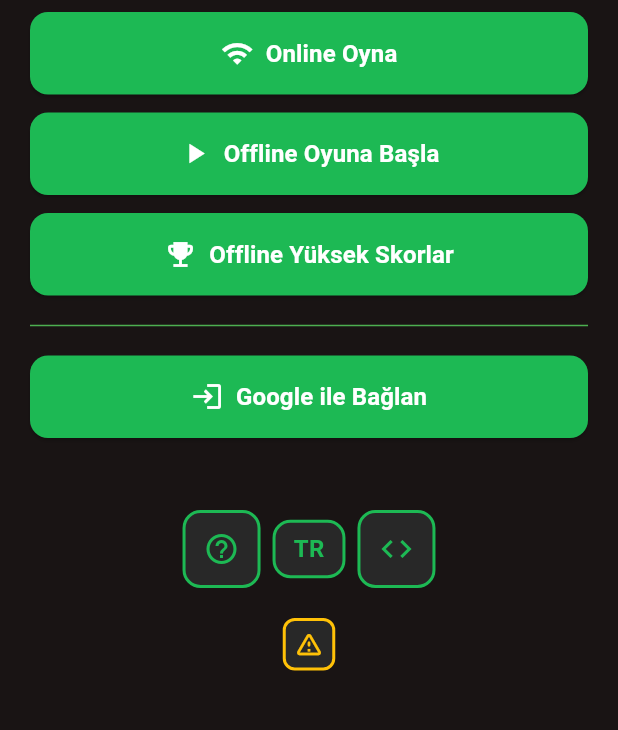
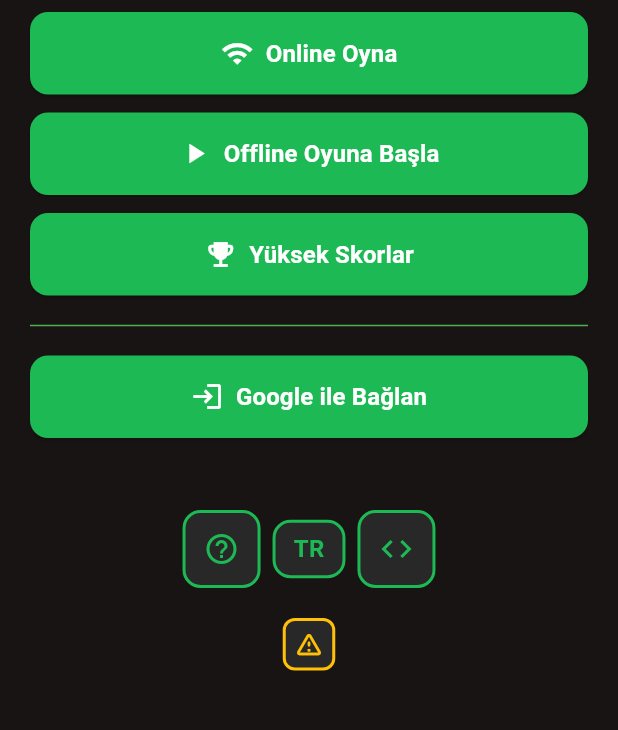
Before and after one commit to ernklyc/minemaster, a Flutter app: the screen it shows after launch, on a phone screen of 412 x 824 dp, the part 396-1126 px from its top. Run offline on Flutter 3.47's test engine with Material 3 defaults, Android fonts, the light colour scheme and no system bars; our stand-ins replace firebase_auth, firebase_core, firebase_database, google_mobile_ads, google_sign_in, shared_preferences and 1 more; accounts and stored records are empty.

Commit message:
Refactor localization for high scores titles

```diff
--- a/lib/main.dart
+++ b/lib/main.dart
@@ -42,7 +42,7 @@ class AppLocalizations {
       'delete_scores_desc': 'Tüm yüksek skorları sıfırlayacak',
       'game_description': 'Güçlendirilmiş Mayın Tarlası',
       'play': 'Online Oyuna Başla',
-      'high_scores': 'Offline Yüksek Skorlar',
+      'high_scores': 'Yüksek Skorlar',
       'connect_google': 'Google ile Bağlan',
       'connecting_google': 'Oynamak için google hesabınızla giriş yapın...',
       'connect_google_desc': 'Google hesabınızla oyunu başlatın',
@@ -92,7 +92,7 @@ class AppLocalizations {
       'mode_easy_desc': '8x8 - 10 mayın',
       'mode_medium_desc': '10x10 - 15 mayın',
       'mode_hard_desc': '12x12 - 25 mayın',
-      'high_scores_title': 'Offline Yüksek Skorlar',
+      'high_scores_title': 'Yüksek Skorlar',
       'no_high_scores': 'Henüz yüksek skor yok!',
       'your_time': 'Süreniz',
       'best_time': 'En İyi Süre',
@@ -127,7 +127,7 @@ class AppLocalizations {
       'antet': 'Attention!',
       'game_description': 'Enhanced Minesweeper',
       'play': 'Offline Play Game',
-      'high_scores': 'Offline High Scores',
+      'high_scores': 'High Scores',
       'how_to_play': 'How to Play',
       'connect_google': 'Connect with Google',
       'connecting_google': 'Log in with your Google account to play...',
```
